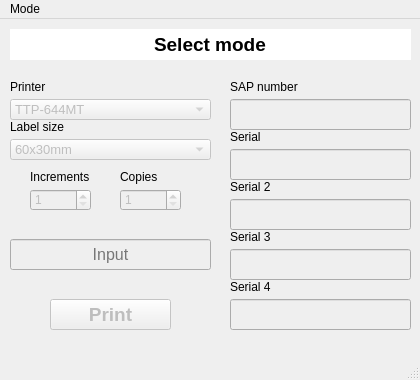
This is g.ui in myrmark/fml as Qt 5 draws it before an edit. The edited form follows.
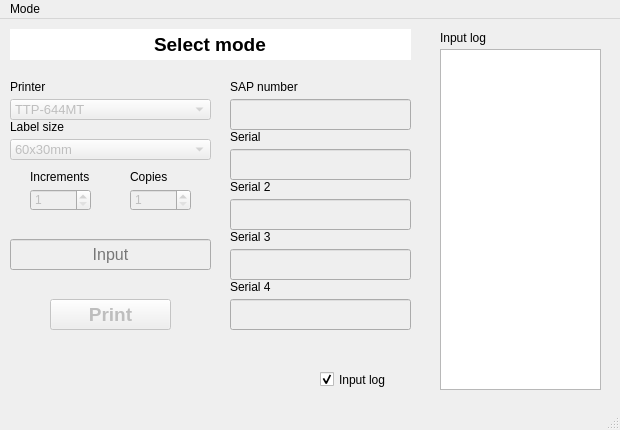
This is the edited form.

```diff
--- a/g.ui
+++ b/g.ui
@@ -6,20 +6,20 @@
    <rect>
     <x>0</x>
     <y>0</y>
-    <width>420</width>
-    <height>380</height>
+    <width>620</width>
+    <height>430</height>
    </rect>
   </property>
   <property name="minimumSize">
    <size>
     <width>420</width>
-    <height>300</height>
+    <height>430</height>
    </size>
   </property>
   <property name="maximumSize">
    <size>
-    <width>420</width>
-    <height>400</height>
+    <width>620</width>
+    <height>430</height>
    </size>
   </property>
   <property name="windowTitle">
@@ -135,7 +135,7 @@
      <rect>
       <x>230</x>
       <y>60</y>
-      <width>71</width>
+      <width>181</width>
       <height>16</height>
      </rect>
     </property>
@@ -148,7 +148,7 @@
      <rect>
       <x>230</x>
       <y>110</y>
-      <width>71</width>
+      <width>181</width>
       <height>16</height>
      </rect>
     </property>
@@ -161,7 +161,7 @@
      <rect>
       <x>230</x>
       <y>160</y>
-      <width>71</width>
+      <width>181</width>
       <height>16</height>
      </rect>
     </property>
@@ -174,7 +174,7 @@
      <rect>
       <x>230</x>
       <y>210</y>
-      <width>71</width>
+      <width>181</width>
       <height>16</height>
      </rect>
     </property>
@@ -213,7 +213,7 @@
      <rect>
       <x>230</x>
       <y>260</y>
-      <width>71</width>
+      <width>181</width>
       <height>16</height>
      </rect>
     </property>
@@ -374,7 +374,7 @@
      <rect>
       <x>10</x>
       <y>60</y>
-      <width>71</width>
+      <width>201</width>
       <height>16</height>
      </rect>
     </property>
@@ -387,7 +387,7 @@
      <rect>
       <x>10</x>
       <y>100</y>
-      <width>71</width>
+      <width>201</width>
       <height>16</height>
      </rect>
     </property>
@@ -400,7 +400,7 @@
      <rect>
       <x>30</x>
       <y>150</y>
-      <width>71</width>
+      <width>91</width>
       <height>16</height>
      </rect>
     </property>
@@ -414,7 +414,7 @@
     </property>
     <property name="geometry">
      <rect>
-      <x>120</x>
+      <x>130</x>
       <y>170</y>
       <width>61</width>
       <height>22</height>
@@ -427,9 +427,9 @@
    <widget class="QLabel" name="label_9">
     <property name="geometry">
      <rect>
-      <x>120</x>
+      <x>130</x>
       <y>150</y>
-      <width>71</width>
+      <width>91</width>
       <height>16</height>
      </rect>
     </property>
@@ -466,6 +466,45 @@
      <bool>true</bool>
     </property>
    </widget>
+   <widget class="QCheckBox" name="checkBox">
+    <property name="geometry">
+     <rect>
+      <x>320</x>
+      <y>350</y>
+      <width>92</width>
+      <height>21</height>
+     </rect>
+    </property>
+    <property name="text">
+     <string>Input log</string>
+    </property>
+    <property name="checked">
+     <bool>true</bool>
+    </property>
+   </widget>
+   <widget class="QTextBrowser" name="textBrowser">
+    <property name="geometry">
+     <rect>
+      <x>440</x>
+      <y>30</y>
+      <width>161</width>
+      <height>341</height>
+     </rect>
+    </property>
+   </widget>
+   <widget class="QLabel" name="label_10">
+    <property name="geometry">
+     <rect>
+      <x>440</x>
+      <y>10</y>
+      <width>67</width>
+      <height>17</height>
+     </rect>
+    </property>
+    <property name="text">
+     <string>Input log</string>
+    </property>
+   </widget>
   </widget>
   <widget class="QStatusBar" name="statusbar"/>
   <widget class="QMenuBar" name="menuBar">
@@ -473,8 +512,8 @@
     <rect>
      <x>0</x>
      <y>0</y>
-     <width>420</width>
-     <height>21</height>
+     <width>620</width>
+     <height>22</height>
     </rect>
    </property>
    <widget class="QMenu" name="menuMode">
```
